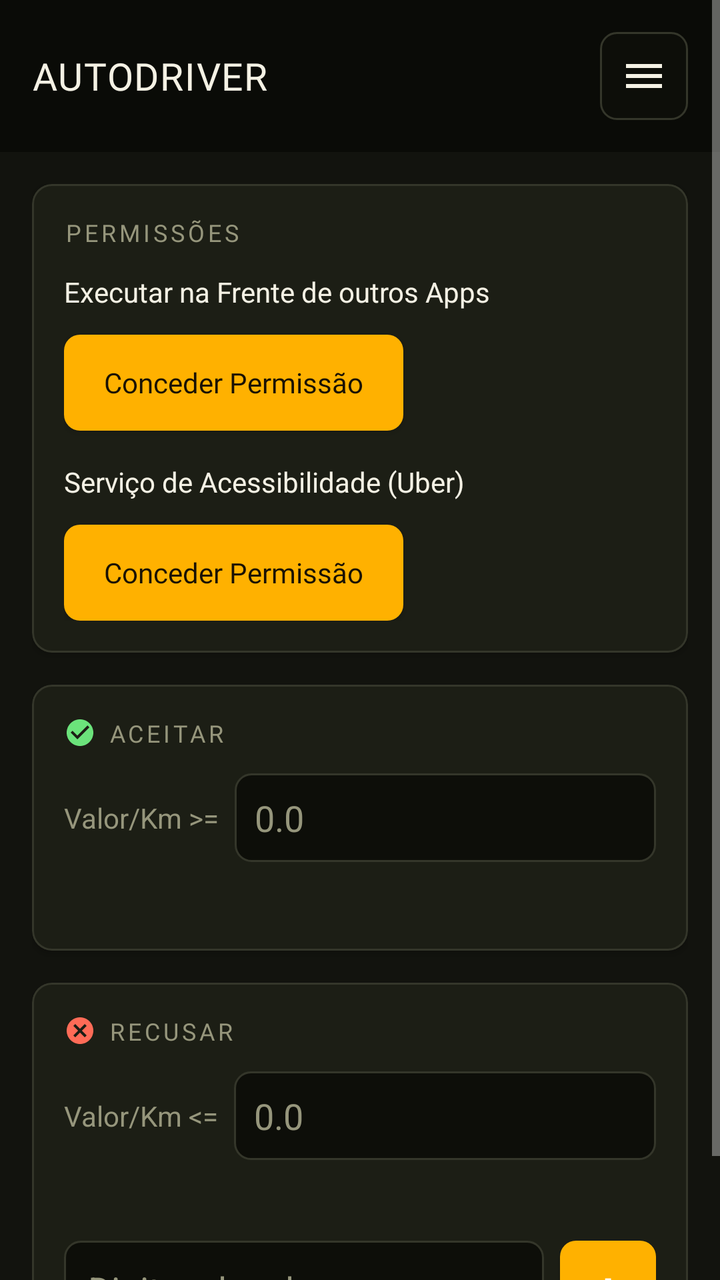
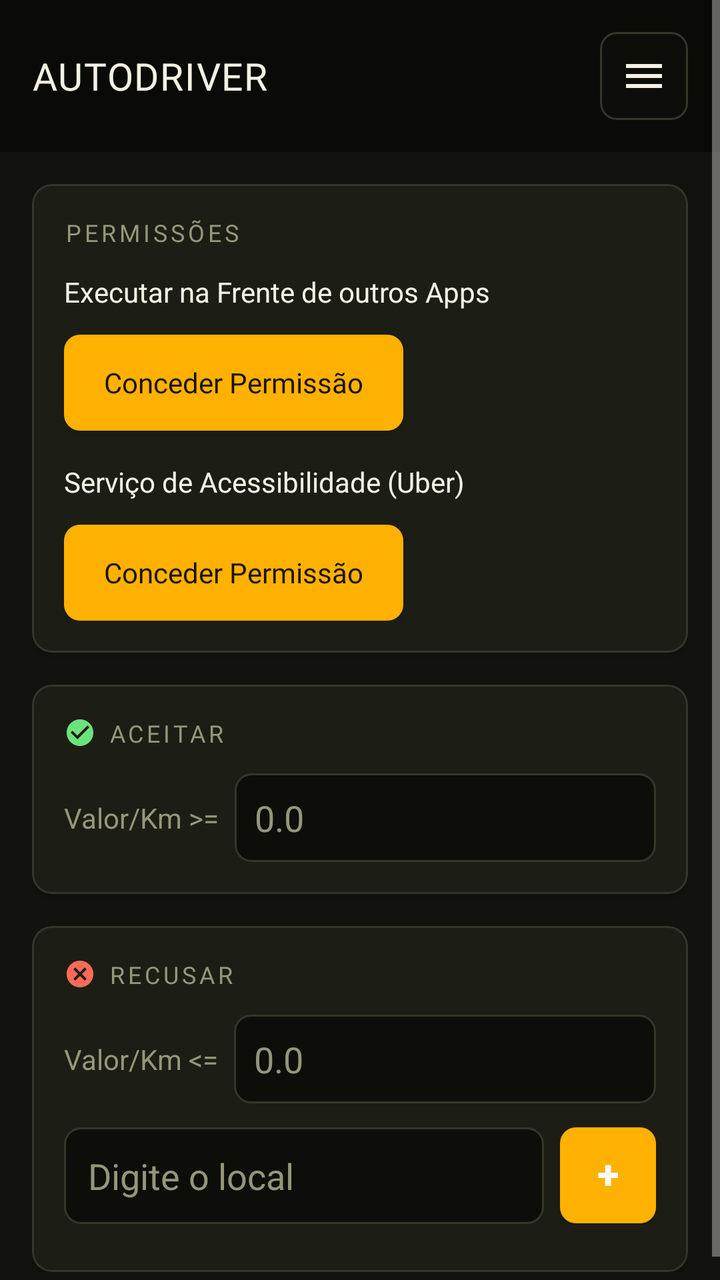

The first picture is an Android layout as it rendered before a commit; the second is the same layout after the commit. The layout source and the unified diff follow.
<!-- AndroidManifest.xml: application theme Theme.MaterialComponents.NoActionBar -->
<!-- res/layout/activity_main.xml -->
<?xml version="1.0" encoding="utf-8"?>
<ScrollView xmlns:android="http://schemas.android.com/apk/res/android"
    xmlns:app="http://schemas.android.com/apk/res-auto"
    android:layout_width="match_parent"
    android:layout_height="match_parent"
    android:background="@color/tw_bg"
    android:fillViewport="true">

    <LinearLayout
        android:layout_width="match_parent"
        android:layout_height="wrap_content"
        android:orientation="vertical">

        <LinearLayout
            android:layout_width="match_parent"
            android:layout_height="wrap_content"
            android:background="@color/tw_header_bg"
            android:gravity="center_vertical"
            android:orientation="horizontal"
            android:padding="16dp">

            <TextView
                android:layout_width="0dp"
                android:layout_height="wrap_content"
                android:layout_weight="1"
                android:fontFamily="@font/barlow_bold"
                android:letterSpacing="0.03"
                android:text="AUTODRIVER"
                android:textColor="@color/tw_text_primary"
                android:textSize="19sp" />

            <ImageButton
                android:id="@+id/menu_button"
                android:layout_width="44dp"
                android:layout_height="44dp"
                android:background="@drawable/tw_input_bg"
                android:contentDescription="@null"
                android:padding="10dp"
                android:src="@drawable/ic_menu"
                android:tint="@color/tw_text_primary" />
        </LinearLayout>

        <LinearLayout
            android:layout_width="match_parent"
            android:layout_height="wrap_content"
            android:orientation="vertical"
            android:padding="16dp">

        <com.google.android.material.card.MaterialCardView style="@style/TwCard">

            <LinearLayout
                android:layout_width="match_parent"
                android:layout_height="wrap_content"
                android:orientation="vertical"
                android:padding="16dp">

                <TextView
                    style="@style/TwCardTitle"
                    android:text="Permissões" />

                <LinearLayout
                    android:layout_width="match_parent"
                    android:layout_height="wrap_content"
                    android:layout_marginTop="12dp"
                    android:gravity="center_vertical"
                    android:orientation="horizontal">

                    <TextView
                        android:layout_width="0dp"
                        android:layout_height="wrap_content"
                        android:layout_weight="1"
                        android:text="Executar na Frente de outros Apps"
                        android:textColor="@color/tw_text_primary" />

                    <ImageView
                        android:id="@+id/overlay_permission_icon"
                        android:layout_width="16dp"
                        android:layout_height="16dp"
                        android:layout_marginStart="8dp"
                        android:contentDescription="@null" />

                    <TextView
                        android:id="@+id/overlay_permission_status"
                        android:layout_width="wrap_content"
                        android:layout_height="wrap_content"
                        android:layout_marginStart="6dp"
                        android:textStyle="bold" />
                </LinearLayout>

                <androidx.appcompat.widget.AppCompatButton
                    android:id="@+id/overlay_permission_button"
                    style="@style/TwPrimaryButton"
                    android:layout_width="wrap_content"
                    android:layout_height="wrap_content"
                    android:layout_marginTop="12dp"
                    android:text="Conceder Permissão" />

                <LinearLayout
                    android:layout_width="match_parent"
                    android:layout_height="wrap_content"
                    android:layout_marginTop="16dp"
                    android:gravity="center_vertical"
                    android:orientation="horizontal">

                    <TextView
                        android:layout_width="0dp"
                        android:layout_height="wrap_content"
                        android:layout_weight="1"
                        android:text="Serviço de Acessibilidade (Uber)"
                        android:textColor="@color/tw_text_primary" />

                    <ImageView
                        android:id="@+id/accessibility_permission_icon"
                        android:layout_width="16dp"
                        android:layout_height="16dp"
                        android:layout_marginStart="8dp"
                        android:contentDescription="@null" />

                    <TextView
                        android:id="@+id/accessibility_permission_status"
                        android:layout_width="wrap_content"
                        android:layout_height="wrap_content"
                        android:layout_marginStart="6dp"
                        android:textStyle="bold" />
                </LinearLayout>

                <androidx.appcompat.widget.AppCompatButton
                    android:id="@+id/accessibility_permission_button"
                    style="@style/TwPrimaryButton"
                    android:layout_width="wrap_content"
                    android:layout_height="wrap_content"
                    android:layout_marginTop="12dp"
                    android:text="Conceder Permissão" />
            </LinearLayout>
        </com.google.android.material.card.MaterialCardView>

        <com.google.android.material.card.MaterialCardView
            style="@style/TwCard"
            android:layout_marginTop="16dp">

            <LinearLayout
                android:layout_width="match_parent"
                android:layout_height="wrap_content"
                android:orientation="vertical"
                android:padding="16dp">

                <LinearLayout
                    android:layout_width="wrap_content"
                    android:layout_height="wrap_content"
                    android:gravity="center_vertical"
                    android:orientation="horizontal">

                    <ImageView
                        android:layout_width="16dp"
                        android:layout_height="16dp"
                        android:layout_marginEnd="6dp"
                        android:contentDescription="@null"
                        android:src="@drawable/ic_check_circle"
                        android:tint="@color/tw_green_400" />

                    <TextView
                        style="@style/TwCardTitle"
                        android:text="Aceitar" />
                </LinearLayout>

                <LinearLayout
                    android:layout_width="match_parent"
                    android:layout_height="wrap_content"
                    android:layout_marginTop="12dp"
                    android:gravity="center_vertical"
                    android:orientation="horizontal">

                    <TextView
                        android:layout_width="wrap_content"
                        android:layout_height="wrap_content"
                        android:text="Valor/Km &gt;="
                        android:textColor="@color/tw_text_secondary" />

                    <com.google.android.material.textfield.TextInputEditText
                        android:id="@+id/accept_when_value"
                        android:layout_width="0dp"
                        android:layout_height="wrap_content"
                        android:layout_marginStart="8dp"
                        android:layout_weight="1"
                        android:background="@drawable/tw_input_bg"
                        android:hint="0.0"
                        android:inputType="numberDecimal|numberSigned"
                        android:padding="10dp"
                        android:textColor="@color/tw_text_primary"
                        android:textColorHint="@color/tw_text_secondary" />
                </LinearLayout>

                <TextView
                    android:id="@+id/capture_accept_status"
                    android:layout_width="wrap_content"
                    android:layout_height="wrap_content"
                    android:layout_marginTop="12dp"
                    android:textColor="@color/tw_text_secondary"
                    android:textSize="12sp" />
            </LinearLayout>
        </com.google.android.material.card.MaterialCardView>

        <com.google.android.material.card.MaterialCardView
            style="@style/TwCard"
            android:layout_marginTop="16dp">

            <LinearLayout
                android:layout_width="match_parent"
                android:layout_height="wrap_content"
                android:orientation="vertical"
                android:padding="16dp">

                <LinearLayout
                    android:layout_width="wrap_content"
                    android:layout_height="wrap_content"
                    android:gravity="center_vertical"
                    android:orientation="horizontal">

                    <ImageView
                        android:layout_width="16dp"
                        android:layout_height="16dp"
                        android:layout_marginEnd="6dp"
                        android:contentDescription="@null"
                        android:src="@drawable/ic_cancel"
                        android:tint="@color/tw_red_400" />

                    <TextView
                        style="@style/TwCardTitle"
                        android:text="Recusar" />
                </LinearLayout>

                <LinearLayout
                    android:layout_width="match_parent"
                    android:layout_height="wrap_content"
                    android:layout_marginTop="12dp"
                    android:gravity="center_vertical"
                    android:orientation="horizontal">

                    <TextView
                        android:layout_width="wrap_content"
                        android:layout_height="wrap_content"
                        android:text="Valor/Km &lt;="
                        android:textColor="@color/tw_text_secondary" />

                    <com.google.android.material.textfield.TextInputEditText
                        android:id="@+id/reject_when_value"
                        android:layout_width="0dp"
                        android:layout_height="wrap_content"
                        android:layout_marginStart="8dp"
                        android:layout_weight="1"
                        android:background="@drawable/tw_input_bg"
                        android:hint="0.0"
                        android:inputType="numberDecimal|numberSigned"
                        android:padding="10dp"
                        android:textColor="@color/tw_text_primary"
                        android:textColorHint="@color/tw_text_secondary" />
                </LinearLayout>

                <TextView
                    android:id="@+id/capture_reject_status"
                    android:layout_width="wrap_content"
                    android:layout_height="wrap_content"
                    android:layout_marginTop="12dp"
                    android:textColor="@color/tw_text_secondary"
                    android:textSize="12sp" />

                <LinearLayout
                    android:layout_width="match_parent"
                    android:layout_height="wrap_content"
                    android:layout_marginTop="12dp"
                    android:gravity="center_vertical"
                    android:orientation="horizontal">

                    <com.google.android.material.textfield.TextInputEditText
                        android:id="@+id/local_text"
                        android:layout_width="0dp"
                        android:layout_height="wrap_content"
                        android:layout_weight="1"
                        android:background="@drawable/tw_input_bg"
                        android:hint="Digite o local"
                        android:padding="12dp"
                        android:textColor="@color/tw_text_primary"
                        android:textColorHint="@color/tw_text_secondary" />

                    <androidx.appcompat.widget.AppCompatButton
                        android:id="@+id/add_local_button"
                        android:layout_width="48dp"
                        android:layout_height="48dp"
                        android:layout_marginStart="8dp"
                        android:background="@drawable/tw_button_bg"
                        android:includeFontPadding="false"
                        android:minWidth="0dp"
                        android:minHeight="0dp"
                        android:padding="0dp"
                        android:text="+"
                        android:textColor="@color/tw_white"
                        android:textSize="20sp"
                        android:textStyle="bold" />
                </LinearLayout>

                <LinearLayout
                    android:id="@+id/local_list_container"
                    android:layout_width="match_parent"
                    android:layout_height="wrap_content"
                    android:layout_marginTop="8dp"
                    android:orientation="vertical" />
            </LinearLayout>
        </com.google.android.material.card.MaterialCardView>

        </LinearLayout>
    </LinearLayout>
</ScrollView>
<!-- resources referenced by this layout -->
<resources>
  <color name="tw_bg">#12130E</color>
  <color name="tw_green_400">#6BE37B</color>
  <color name="tw_header_bg">#0A0B07</color>
  <color name="tw_red_400">#FF6B57</color>
  <color name="tw_text_primary">#F4F1E4</color>
  <color name="tw_text_secondary">#96967C</color>
  <color name="tw_white">#FFFFFF</color>
  <!-- drawable ic_cancel (drawable) -->
  <vector xmlns:android="http://schemas.android.com/apk/res/android"
      android:width="24dp"
      android:height="24dp"
      android:viewportWidth="24"
      android:viewportHeight="24">
      <path
          android:fillColor="#FFFFFFFF"
          android:pathData="M12,2C6.48,2,2,6.48,2,12s4.48,10,10,10s10,-4.48,10,-10S17.52,2,12,2zM17,15.59L15.59,17L12,13.41L8.41,17L7,15.59L10.59,12L7,8.41L8.41,7L12,10.59L15.59,7L17,8.41L13.41,12z" />
  </vector>
  <!-- drawable ic_check_circle (drawable) -->
  <vector xmlns:android="http://schemas.android.com/apk/res/android"
      android:width="24dp"
      android:height="24dp"
      android:viewportWidth="24"
      android:viewportHeight="24">
      <path
          android:fillColor="#FFFFFFFF"
          android:pathData="M12,2C6.48,2,2,6.48,2,12s4.48,10,10,10s10,-4.48,10,-10S17.52,2,12,2zM10,17l-5,-5l1.41,-1.41L10,14.17l7.59,-7.59L19,8z" />
  </vector>
  <!-- drawable ic_menu (drawable) -->
  <vector xmlns:android="http://schemas.android.com/apk/res/android"
      android:width="24dp"
      android:height="24dp"
      android:viewportWidth="24"
      android:viewportHeight="24">
      <path
          android:fillColor="#FFFFFFFF"
          android:pathData="M3,18h18v-2H3v2zM3,13h18v-2H3v2zM3,6v2h18V6H3z" />
  </vector>
  <!-- drawable tw_button_bg (drawable) -->
  <?xml version="1.0" encoding="utf-8"?>
  <shape xmlns:android="http://schemas.android.com/apk/res/android">
      <solid android:color="@color/accent_amber" />
      <corners android:radius="8dp" />
  </shape>
  <!-- drawable tw_input_bg (drawable) -->
  <?xml version="1.0" encoding="utf-8"?>
  <shape xmlns:android="http://schemas.android.com/apk/res/android">
      <solid android:color="@color/tw_input_bg" />
      <corners android:radius="8dp" />
      <stroke
          android:width="1dp"
          android:color="@color/tw_border" />
  </shape>
  <style name="TwCard">
          <item name="android:layout_width">match_parent</item>
          <item name="android:layout_height">wrap_content</item>
          <item name="cardBackgroundColor">@color/tw_surface</item>
          <item name="cardCornerRadius">10dp</item>
          <item name="cardElevation">2dp</item>
          <item name="strokeColor">@color/tw_border</item>
          <item name="strokeWidth">1dp</item>
      </style>
  <style name="TwCardTitle">
          <item name="android:layout_width">wrap_content</item>
          <item name="android:layout_height">wrap_content</item>
          <item name="android:fontFamily">@font/plex_mono_semibold</item>
          <item name="android:textColor">@color/tw_text_secondary</item>
          <item name="android:textSize">12sp</item>
          <item name="android:letterSpacing">0.14</item>
          <item name="android:textAllCaps">true</item>
      </style>
  <style name="TwPrimaryButton" parent="Widget.AppCompat.Button">
          <item name="android:background">@drawable/tw_button_bg</item>
          <item name="android:fontFamily">@font/barlow_semibold</item>
          <item name="android:textColor">@color/ink_on_amber</item>
          <item name="android:textAllCaps">false</item>
          <item name="android:paddingLeft">20dp</item>
          <item name="android:paddingRight">20dp</item>
          <item name="android:paddingTop">10dp</item>
          <item name="android:paddingBottom">10dp</item>
      </style>
  <color name="accent_amber">#FFB100</color>
  <color name="tw_input_bg">#0D0E09</color>
  <color name="tw_border">#34362A</color>
  <color name="tw_surface">#1C1E15</color>
  <color name="ink_on_amber">#1A1204</color>
</resources>

<!-- the commit's change to res/layout/activity_main.xml (unified diff, before → after) -->
@@ -189,14 +189,6 @@
                         android:textColor="@color/tw_text_primary"
                         android:textColorHint="@color/tw_text_secondary" />
                 </LinearLayout>
-
-                <TextView
-                    android:id="@+id/capture_accept_status"
-                    android:layout_width="wrap_content"
-                    android:layout_height="wrap_content"
-                    android:layout_marginTop="12dp"
-                    android:textColor="@color/tw_text_secondary"
-                    android:textSize="12sp" />
             </LinearLayout>
         </com.google.android.material.card.MaterialCardView>
 
@@ -255,14 +247,6 @@
                         android:textColor="@color/tw_text_primary"
                         android:textColorHint="@color/tw_text_secondary" />
                 </LinearLayout>
-
-                <TextView
-                    android:id="@+id/capture_reject_status"
-                    android:layout_width="wrap_content"
-                    android:layout_height="wrap_content"
-                    android:layout_marginTop="12dp"
-                    android:textColor="@color/tw_text_secondary"
-                    android:textSize="12sp" />
 
                 <LinearLayout
                     android:layout_width="match_parent"
